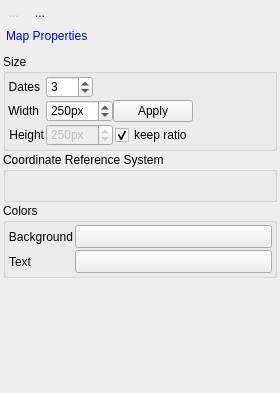
Before: the Qt Designer form eotimeseriesviewer/ui/mapviewdock.ui in jakimowb/eo-time-series-viewer, drawn with Qt 5.
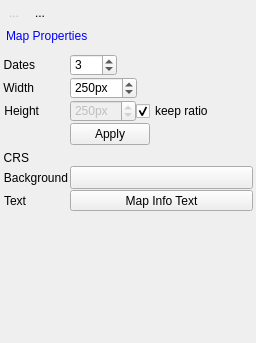
After: the same form once the commit is applied. Icons and pictures are not drawn. Custom widgets are drawn as their Qt base class.

Commit message: MapWidget: is not the central widget, added slider + actions to control the current date MapCanvasInfoItem: uses QgsTextFormat to control text Settings: added SensorNames and MapTextFormat keys TimeSeries: added findDate()

What changed in the file:
```diff
--- a/eotimeseriesviewer/ui/mapviewdock.ui
+++ b/eotimeseriesviewer/ui/mapviewdock.ui
@@ -6,14 +6,14 @@
    <rect>
     <x>0</x>
     <y>0</y>
-    <width>280</width>
-    <height>393</height>
+    <width>256</width>
+    <height>343</height>
    </rect>
   </property>
   <property name="minimumSize">
    <size>
-    <width>150</width>
-    <height>164</height>
+    <width>224</width>
+    <height>208</height>
    </size>
   </property>
   <property name="windowTitle">
@@ -133,10 +133,16 @@
         <rect>
          <x>0</x>
          <y>0</y>
-         <width>276</width>
-         <height>311</height>
+         <width>252</width>
+         <height>261</height>
         </rect>
        </property>
+       <property name="minimumSize">
+        <size>
+         <width>0</width>
+         <height>0</height>
+        </size>
+       </property>
        <attribute name="icon">
         <iconset resource="../../../../QGIS/images/images.qrc">
          <normaloff>:/images/themes/default/mLayoutItemMap.svg</normaloff>:/images/themes/default/mLayoutItemMap.svg</iconset>
@@ -144,58 +150,120 @@
        <attribute name="label">
         <string>Map Properties</string>
        </attribute>
-       <layout class="QFormLayout" name="formLayout_2">
-        <property name="horizontalSpacing">
-         <number>2</number>
-        </property>
-        <property name="verticalSpacing">
-         <number>1</number>
-        </property>
-        <property name="leftMargin">
-         <number>1</number>
-        </property>
-        <property name="topMargin">
-         <number>1</number>
-        </property>
-        <property name="rightMargin">
-         <number>1</number>
-        </property>
-        <property name="bottomMargin">
-         <number>1</number>
-        </property>
-        <item row="2" column="0" colspan="2">
-         <widget class="QGroupBox" name="Colors_2">
-          <property name="minimumSize">
-           <size>
-            <width>100</width>
-            <height>0</height>
-           </size>
-          </property>
-          <property name="title">
-           <string>Size</string>
-          </property>
           <layout class="QFormLayout" name="formLayout">
+        <property name="sizeConstraint">
+         <enum>QLayout::SetDefaultConstraint</enum>
+        </property>
            <property name="horizontalSpacing">
             <number>2</number>
            </property>
            <property name="verticalSpacing">
-            <number>2</number>
+         <number>1</number>
            </property>
            <property name="leftMargin">
-            <number>2</number>
+         <number>1</number>
            </property>
            <property name="topMargin">
-            <number>2</number>
+         <number>1</number>
            </property>
            <property name="rightMargin">
-            <number>2</number>
+         <number>1</number>
            </property>
            <property name="bottomMargin">
-            <number>2</number>
-           </property>
-           <item row="4" column="1">
+         <number>20</number>
+        </property>
+        <item row="2" column="0">
+         <widget class="QLabel" name="label_8">
+          <property name="text">
+           <string>Width</string>
+          </property>
+          <property name="alignment">
+           <set>Qt::AlignRight|Qt::AlignTrailing|Qt::AlignVCenter</set>
+          </property>
+          <property name="buddy">
+           <cstring>spinBoxMapSizeY</cstring>
+          </property>
+         </widget>
+        </item>
+        <item row="2" column="1">
             <layout class="QHBoxLayout" name="horizontalLayout">
-             <property name="topMargin">
+          <property name="bottomMargin">
+           <number>0</number>
+          </property>
+          <item>
+           <widget class="QSpinBox" name="spinBoxMapSizeX">
+            <property name="sizePolicy">
+             <sizepolicy hsizetype="Preferred" vsizetype="Preferred">
+              <horstretch>0</horstretch>
+              <verstretch>0</verstretch>
+             </sizepolicy>
+            </property>
+            <property name="minimumSize">
+             <size>
+              <width>0</width>
+              <height>0</height>
+             </size>
+            </property>
+            <property name="maximumSize">
+             <size>
+              <width>16777215</width>
+              <height>16777215</height>
+             </size>
+            </property>
+            <property name="toolTip">
+             <string>Max. length of an image chip on screen.</string>
+            </property>
+            <property name="specialValueText">
+             <string/>
+            </property>
+            <property name="suffix">
+             <string>px</string>
+            </property>
+            <property name="minimum">
+             <number>20</number>
+            </property>
+            <property name="maximum">
+             <number>1000</number>
+            </property>
+            <property name="singleStep">
+             <number>25</number>
+            </property>
+            <property name="value">
+             <number>250</number>
+            </property>
+           </widget>
+          </item>
+          <item>
+           <spacer name="horizontalSpacer">
+            <property name="orientation">
+             <enum>Qt::Horizontal</enum>
+            </property>
+            <property name="sizeHint" stdset="0">
+             <size>
+              <width>40</width>
+              <height>20</height>
+             </size>
+            </property>
+           </spacer>
+          </item>
+         </layout>
+        </item>
+        <item row="9" column="0">
+         <widget class="QLabel" name="label_6">
+          <property name="text">
+           <string>Height</string>
+          </property>
+          <property name="alignment">
+           <set>Qt::AlignRight|Qt::AlignTrailing|Qt::AlignVCenter</set>
+          </property>
+          <property name="buddy">
+           <cstring>spinBoxMapSizeY</cstring>
+          </property>
+         </widget>
+        </item>
+        <item row="9" column="1">
+         <layout class="QHBoxLayout" name="horizontalLayout_2">
+          <property name="bottomMargin">
               <number>0</number>
              </property>
              <item>
@@ -217,7 +285,7 @@
                </property>
                <property name="maximumSize">
                 <size>
-                 <width>100</width>
+              <width>16777215</width>
                  <height>16777215</height>
                 </size>
                </property>
@@ -258,85 +326,6 @@
               </widget>
              </item>
              <item>
-              <spacer name="horizontalSpacer_3">
-               <property name="orientation">
-                <enum>Qt::Horizontal</enum>
-               </property>
-               <property name="sizeHint" stdset="0">
-                <size>
-                 <width>40</width>
-                 <height>20</height>
-                </size>
-               </property>
-              </spacer>
-             </item>
-            </layout>
-           </item>
-           <item row="3" column="1">
-            <layout class="QHBoxLayout" name="horizontalLayout_2">
-             <property name="spacing">
-              <number>0</number>
-             </property>
-             <property name="topMargin">
-              <number>0</number>
-             </property>
-             <item>
-              <widget class="QSpinBox" name="spinBoxMapSizeX">
-               <property name="sizePolicy">
-                <sizepolicy hsizetype="Preferred" vsizetype="Preferred">
-                 <horstretch>0</horstretch>
-                 <verstretch>0</verstretch>
-                </sizepolicy>
-               </property>
-               <property name="minimumSize">
-                <size>
-                 <width>0</width>
-                 <height>0</height>
-                </size>
-               </property>
-               <property name="maximumSize">
-                <size>
-                 <width>16777215</width>
-                 <height>16777215</height>
-                </size>
-               </property>
-               <property name="toolTip">
-                <string>Max. length of an image chip on screen.</string>
-               </property>
-               <property name="specialValueText">
-                <string/>
-               </property>
-               <property name="suffix">
-                <string>px</string>
-               </property>
-               <property name="minimum">
-                <number>20</number>
-               </property>
-               <property name="maximum">
-                <number>1000</number>
-               </property>
-               <property name="singleStep">
-                <number>25</number>
-               </property>
-               <property name="value">
-                <number>250</number>
-               </property>
-              </widget>
-             </item>
-             <item>
-              <widget class="QPushButton" name="btnApplySizeChanges">
-               <property name="sizePolicy">
-                <sizepolicy hsizetype="Preferred" vsizetype="Preferred">
-                 <horstretch>0</horstretch>
-                 <verstretch>0</verstretch>
-                </sizepolicy>
-               </property>
-               <property name="text">
-                <string>Apply</string>
-               </property>
-              </widget>
-             </item>
-             <item>
               <spacer name="horizontalSpacer_2">
                <property name="orientation">
                 <enum>Qt::Horizontal</enum>
@@ -351,142 +340,20 @@
              </item>
             </layout>
            </item>
-           <item row="1" column="1">
-            <layout class="QHBoxLayout" name="horizontalLayout_3">
-             <property name="topMargin">
-              <number>0</number>
-             </property>
-             <item>
-              <widget class="QSpinBox" name="sbMpMV">
-               <property name="sizePolicy">
-                <sizepolicy hsizetype="Preferred" vsizetype="Preferred">
-                 <horstretch>0</horstretch>
-                 <verstretch>0</verstretch>
-                </sizepolicy>
-               </property>
-               <property name="minimumSize">
-                <size>
-                 <width>0</width>
-                 <height>0</height>
-                </size>
-               </property>
-               <property name="maximumSize">
-                <size>
-                 <width>16777215</width>
-                 <height>16777215</height>
-                </size>
-               </property>
-               <property name="toolTip">
-                <string>Max. length of an image chip on screen.</string>
-               </property>
-               <property name="specialValueText">
-                <string/>
-               </property>
-               <property name="suffix">
-                <string/>
-               </property>
-               <property name="minimum">
-                <number>0</number>
-               </property>
-               <property name="maximum">
-                <number>100</number>
-               </property>
-               <property name="singleStep">
-                <number>1</number>
-               </property>
-               <property name="value">
-                <number>3</number>
-               </property>
-              </widget>
-             </item>
-             <item>
-              <spacer name="horizontalSpacer">
-               <property name="orientation">
-                <enum>Qt::Horizontal</enum>
-               </property>
-               <property name="sizeHint" stdset="0">
-                <size>
-                 <width>40</width>
-                 <height>20</height>
-                </size>
-               </property>
-              </spacer>
-             </item>
-            </layout>
-           </item>
-           <item row="1" column="0">
-            <widget class="QLabel" name="label_10">
-             <property name="toolTip">
-              <string>Number of observation dates or maps per map view</string>
-             </property>
+        <item row="17" column="0">
+         <widget class="QLabel" name="label_16">
+          <property name="enabled">
+           <bool>true</bool>
+          </property>
              <property name="text">
-              <string>Dates</string>
+           <string>CRS</string>
              </property>
              <property name="alignment">
               <set>Qt::AlignRight|Qt::AlignTrailing|Qt::AlignVCenter</set>
              </property>
-             <property name="buddy">
-              <cstring>spinBoxMapSizeY</cstring>
-             </property>
-            </widget>
-           </item>
-           <item row="3" column="0">
-            <widget class="QLabel" name="label_8">
-             <property name="text">
-              <string>Width</string>
-             </property>
-             <property name="alignment">
-              <set>Qt::AlignRight|Qt::AlignTrailing|Qt::AlignVCenter</set>
-             </property>
-             <property name="buddy">
-              <cstring>spinBoxMapSizeY</cstring>
-             </property>
-            </widget>
-           </item>
-           <item row="4" column="0">
-            <widget class="QLabel" name="label_6">
-             <property name="text">
-              <string>Height</string>
-             </property>
-             <property name="alignment">
-              <set>Qt::AlignRight|Qt::AlignTrailing|Qt::AlignVCenter</set>
-             </property>
-             <property name="buddy">
-              <cstring>spinBoxMapSizeY</cstring>
-             </property>
-            </widget>
-           </item>
-          </layout>
-         </widget>
-        </item>
-        <item row="3" column="0" colspan="2">
-         <widget class="QGroupBox" name="groupBox">
-          <property name="minimumSize">
-           <size>
-            <width>0</width>
-            <height>50</height>
-           </size>
-          </property>
-          <property name="title">
-           <string>Coordinate Reference System</string>
-          </property>
-          <layout class="QGridLayout" name="gridLayout">
-           <property name="leftMargin">
-            <number>2</number>
-           </property>
-           <property name="topMargin">
-            <number>2</number>
-           </property>
-           <property name="rightMargin">
-            <number>2</number>
-           </property>
-           <property name="bottomMargin">
-            <number>2</number>
-           </property>
-           <property name="spacing">
-            <number>2</number>
-           </property>
-           <item row="0" column="0">
+         </widget>
+        </item>
+        <item row="17" column="1">
             <widget class="QgsProjectionSelectionWidget" name="btnCrs">
              <property name="sizePolicy">
               <sizepolicy hsizetype="Preferred" vsizetype="Fixed">
@@ -505,40 +372,7 @@
              </property>
             </widget>
            </item>
-          </layout>
-         </widget>
-        </item>
-        <item row="4" column="0" colspan="2">
-         <widget class="QGroupBox" name="Colors">
-          <property name="minimumSize">
-           <size>
-            <width>100</width>
-            <height>0</height>
-           </size>
-          </property>
-          <property name="title">
-           <string>Colors</string>
-          </property>
-          <layout class="QFormLayout" name="formLayout_3">
-           <property name="horizontalSpacing">
-            <number>2</number>
-           </property>
-           <property name="verticalSpacing">
-            <number>2</number>
-           </property>
-           <property name="leftMargin">
-            <number>2</number>
-           </property>
-           <property name="topMargin">
-            <number>2</number>
-           </property>
-           <property name="rightMargin">
-            <number>2</number>
-           </property>
-           <property name="bottomMargin">
-            <number>2</number>
-           </property>
-           <item row="0" column="0">
+        <item row="18" column="0">
             <widget class="QLabel" name="label_15">
              <property name="enabled">
               <bool>true</bool>
@@ -551,7 +385,7 @@
              </property>
             </widget>
            </item>
-           <item row="0" column="1">
+        <item row="18" column="1">
             <widget class="QgsColorButton" name="btnMapCanvasColor">
              <property name="sizePolicy">
               <sizepolicy hsizetype="Preferred" vsizetype="Preferred">
@@ -565,9 +399,18 @@
                <height>0</height>
               </size>
              </property>
+          <property name="maximumSize">
+           <size>
+            <width>16777215</width>
+            <height>16777215</height>
+           </size>
+          </property>
              <property name="toolTip">
               <string>Sets the map background color</string>
              </property>
+          <property name="text">
+           <string/>
+          </property>
              <property name="colorDialogTitle">
               <string>Select Map Canvas Background Color</string>
              </property>
@@ -578,9 +421,12 @@
                <blue>0</blue>
               </color>
              </property>
-            </widget>
-           </item>
-           <item row="1" column="0">
+          <property name="context">
+           <string/>
+          </property>
+         </widget>
+        </item>
+        <item row="19" column="0">
             <widget class="QLabel" name="label_17">
              <property name="enabled">
               <bool>true</bool>
@@ -593,8 +439,38 @@
              </property>
             </widget>
            </item>
+        <item row="19" column="1">
+         <widget class="QgsFontButton" name="btnTextFormat">
+          <property name="sizePolicy">
+           <sizepolicy hsizetype="Preferred" vsizetype="Preferred">
+            <horstretch>2</horstretch>
+            <verstretch>0</verstretch>
+           </sizepolicy>
+          </property>
+          <property name="maximumSize">
+           <size>
+            <width>16777215</width>
+            <height>16777215</height>
+           </size>
+          </property>
+          <property name="text">
+           <string>Map Info Text</string>
+          </property>
+          <property name="mode">
+           <enum>QgsFontButton::ModeTextRenderer</enum>
+          </property>
+          <property name="dialogTitle">
+           <string>Map Info Text Format</string>
+          </property>
+         </widget>
+        </item>
            <item row="1" column="1">
-            <widget class="QgsColorButton" name="btnMapTextColor">
+         <layout class="QHBoxLayout" name="horizontalLayout_3">
+          <property name="topMargin">
+           <number>0</number>
+          </property>
+          <item>
+           <widget class="QSpinBox" name="sbMpMV">
              <property name="sizePolicy">
               <sizepolicy hsizetype="Preferred" vsizetype="Preferred">
                <horstretch>0</horstretch>
@@ -608,30 +484,98 @@
               </size>
              </property>
              <property name="toolTip">
-              <string>Sets the map text color</string>
-             </property>
-             <property name="colorDialogTitle">
-              <string>Select Map Canvas Background Color</string>
-             </property>
-             <property name="color">
-              <color>
-               <red>255</red>
-               <green>255</green>
-               <blue>0</blue>
-              </color>
-             </property>
-             <property name="defaultColor">
-              <color>
-               <red>255</red>
-               <green>255</green>
-               <blue>0</blue>
-              </color>
-             </property>
-            </widget>
-           </item>
-          </layout>
+             <string>Max. length of an image chip on screen.</string>
+            </property>
+            <property name="specialValueText">
+             <string/>
+            </property>
+            <property name="suffix">
+             <string/>
+            </property>
+            <property name="minimum">
+             <number>0</number>
+            </property>
+            <property name="maximum">
+             <number>100</number>
+            </property>
+            <property name="singleStep">
+             <number>1</number>
+            </property>
+            <property name="value">
+             <number>3</number>
+            </property>
+           </widget>
+          </item>
+          <item>
+           <spacer name="horizontalSpacer_3">
+            <property name="orientation">
+             <enum>Qt::Horizontal</enum>
+            </property>
+            <property name="sizeHint" stdset="0">
+             <size>
+              <width>40</width>
+              <height>20</height>
+             </size>
+            </property>
+           </spacer>
+          </item>
+         </layout>
+        </item>
+        <item row="1" column="0">
+         <widget class="QLabel" name="label_10">
+          <property name="toolTip">
+           <string>Number of observation dates or maps per map view</string>
+          </property>
+          <property name="text">
+           <string>Dates</string>
+          </property>
+          <property name="alignment">
+           <set>Qt::AlignRight|Qt::AlignTrailing|Qt::AlignVCenter</set>
+          </property>
+          <property name="buddy">
+           <cstring>spinBoxMapSizeY</cstring>
+          </property>
          </widget>
         </item>
+        <item row="14" column="1">
+         <layout class="QHBoxLayout" name="horizontalLayout_6">
+          <property name="bottomMargin">
+           <number>5</number>
+          </property>
+          <item>
+           <widget class="QPushButton" name="btnApplySizeChanges">
+            <property name="sizePolicy">
+             <sizepolicy hsizetype="Preferred" vsizetype="Preferred">
+              <horstretch>0</horstretch>
+              <verstretch>0</verstretch>
+             </sizepolicy>
+            </property>
+            <property name="maximumSize">
+             <size>
+              <width>16777215</width>
+              <height>16777215</height>
+             </size>
+            </property>
+            <property name="text">
+             <string>Apply</string>
+            </property>
+           </widget>
+          </item>
+          <item>
+           <spacer name="horizontalSpacer_5">
+            <property name="orientation">
+             <enum>Qt::Horizontal</enum>
+            </property>
+            <property name="sizeHint" stdset="0">
+             <size>
+              <width>40</width>
+              <height>20</height>
+             </size>
+            </property>
+           </spacer>
+          </item>
+         </layout>
+        </item>
        </layout>
       </widget>
      </widget>
@@ -675,6 +619,11 @@
    <header>qgscolorbutton.h</header>
    <container>1</container>
   </customwidget>
+  <customwidget>
+   <class>QgsFontButton</class>
+   <extends>QToolButton</extends>
+   <header>qgsfontbutton.h</header>
+  </customwidget>
   <customwidget>
    <class>QgsProjectionSelectionWidget</class>
    <extends>QWidget</extends>
```
Left out of the diff: 6 changed lines with no effect on the pictures. Lines whose indentation alone changed are shown as unchanged. The commit also changes 18 other files.
